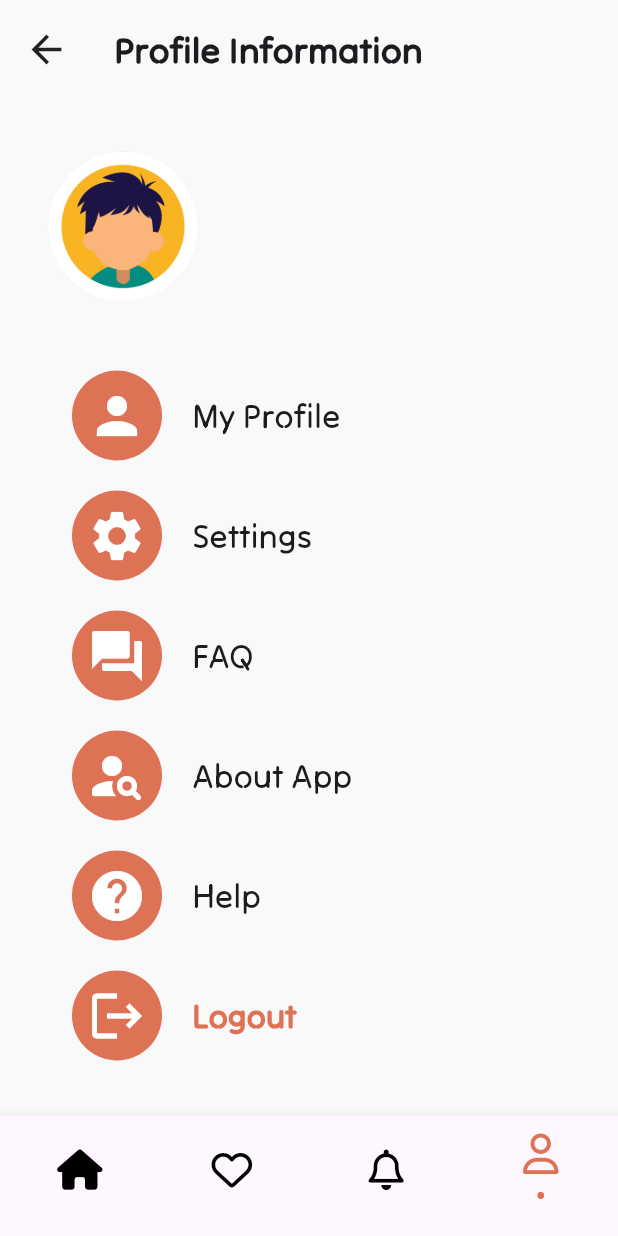
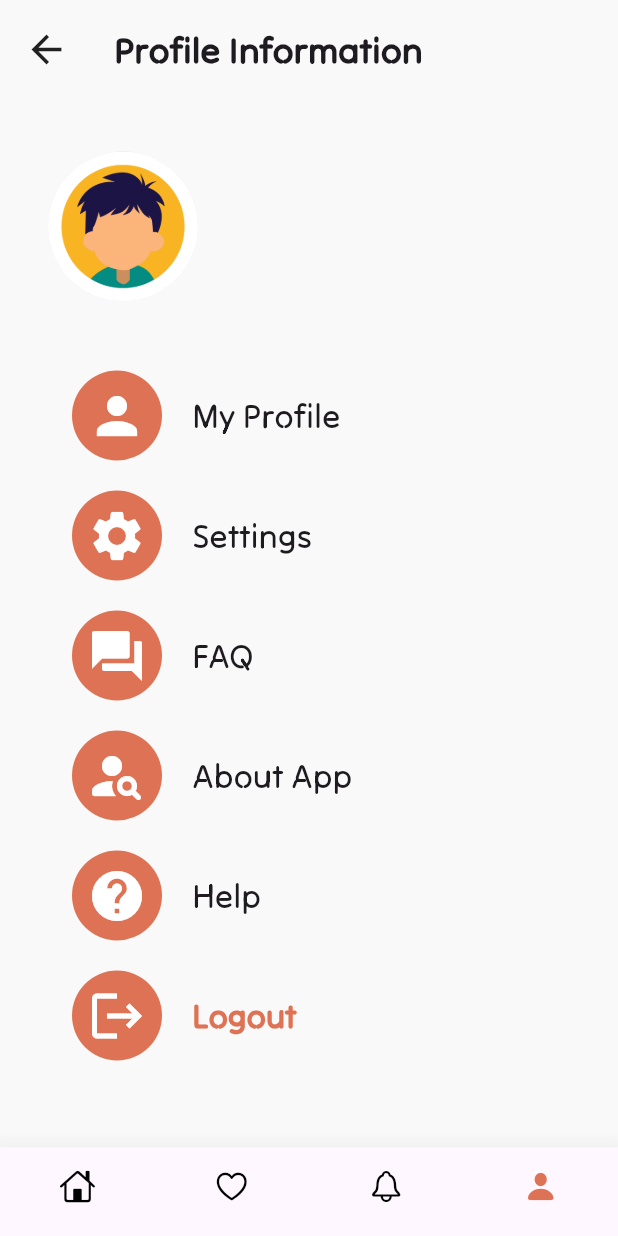
Before and after one commit to shivadey108P/vagabond_vision, a Flutter app: the BottomNavigation screen opened by its route, item 4 of the bottom bar chosen, on a phone screen of 412 x 824 dp. Run offline on Flutter 3.47's test engine with Material 3 defaults, Android fonts, the light colour scheme and no system bars; drawn by our look-alikes of modal_progress_hud_nsn; our stand-ins replace animated_text_kit, cloud_firestore, fan_carousel_image_slider, firebase_auth, firebase_core, flutter_spinkit and 4 more; accounts and stored records are empty; network calls fail.

Commit message:
bottom_navigation_screen.dart, issues fixed

```diff
--- a/lib/screens/bottom_navigation_screen.dart
+++ b/lib/screens/bottom_navigation_screen.dart
@@ -1,5 +1,5 @@
+import 'package:flutter/cupertino.dart';
 import 'package:flutter/material.dart';
-import 'package:font_awesome_flutter/font_awesome_flutter.dart';
 
 import '/utilities/constants.dart';
 import 'favourite_screen.dart';
@@ -24,15 +24,14 @@ class _BottomNavigationState extends State<BottomNavigation> {
     UserScreen(),
   ];
 
-  BottomNavigationBarItem _createNavigationBarItem(IconData icon, int index) {
+  BottomNavigationBarItem _createNavigationBarItem(
+      IconData icon, IconData icon2, int index) {
     return BottomNavigationBarItem(
+      label: '',
       icon: Icon(
-        icon,
-        color: currentIndex == index
-            ? kDeepOrangeAccent
-            : Colors.black, // Change color based on selection
+        currentIndex == index ? icon2 : icon,
+        color: currentIndex == index ? kDeepOrangeAccent : Colors.black, //
       ),
-      label: currentIndex == index ? '•' : '', // Dot as label for selected
     );
   }
 
@@ -40,28 +39,35 @@ class _BottomNavigationState extends State<BottomNavigation> {
   Widget build(BuildContext context) {
     return Scaffold(
       bottomNavigationBar: Container(
-        height: 80, // Increased height for the bottom navigation bar
-        color: const Color(0xfffaf9f9),
+        color: Colors.white,
         clipBehavior: Clip.none, // Background color
         child: BottomNavigationBar(
+          elevation: 15,
+          enableFeedback: false,
           currentIndex: currentIndex, // Current selected index
-          type: BottomNavigationBarType.fixed, // Avoid animations
+
           showUnselectedLabels: false, // No labels for unselected icons
-          showSelectedLabels: true, // Ensure selected label is visible
-          selectedFontSize: 22, // Consistent font size
-          unselectedFontSize: 0, // Consistent font size
-          iconSize: 27, // Consistent icon size to prevent shifting
-          selectedItemColor: kDeepOrangeAccent, // Highlight selected item
+          showSelectedLabels: false, // Ensure selected label is visible
+          iconSize: 24, // Consistent icon size to prevent shifting
+          selectedItemColor: kDeepOrangeAccent,
+          type: BottomNavigationBarType.fixed,
+          selectedIconTheme: const IconThemeData(size: 24),
+          unselectedIconTheme: const IconThemeData(size: 24),
+
           onTap: (index) {
             setState(() {
               currentIndex = index; // Update the selected index
             });
           },
           items: [
-            _createNavigationBarItem(FontAwesomeIcons.house, 0), // Home icon
-            _createNavigationBarItem(FontAwesomeIcons.heart, 1),
-            _createNavigationBarItem(FontAwesomeIcons.bell, 2),
-            _createNavigationBarItem(FontAwesomeIcons.user, 3),
+            _createNavigationBarItem(CupertinoIcons.house,
+                CupertinoIcons.house_fill, 0), // Home icon
+            _createNavigationBarItem(
+                CupertinoIcons.heart, CupertinoIcons.heart_solid, 1),
+            _createNavigationBarItem(
+                CupertinoIcons.bell, CupertinoIcons.bell_fill, 2),
+            _createNavigationBarItem(
+                CupertinoIcons.person, CupertinoIcons.person_fill, 3),
           ],
         ),
       ),
--- a/lib/screens/home_screen.dart
+++ b/lib/screens/home_screen.dart
@@ -100,7 +100,7 @@ class _HomeScreenState extends State<HomeScreen> {
                 Icon(
                   Icons.location_on,
                   color: kDeepOrangeAccent,
-                  size: 25,
+                  size: 15,
                 ),
                 SizedBox(width: 5),
                 Text(
@@ -109,7 +109,7 @@ class _HomeScreenState extends State<HomeScreen> {
                 ),
               ],
             ),
-            const SizedBox(height: 30),
+            const SizedBox(height: 15),
             TextField(
               decoration: InputDecoration(
                 filled: true,
@@ -122,9 +122,10 @@ class _HomeScreenState extends State<HomeScreen> {
                 prefixIcon: const Icon(
                   Icons.search,
                   color: kDeepOrangeAccent,
+                  size: 24,
                 ),
                 suffixIcon: Padding(
-                  padding: const EdgeInsets.only(right: 8.0),
+                  padding: const EdgeInsets.only(right: 5.0),
                   child: Container(
                     decoration: const BoxDecoration(
                       shape: BoxShape.circle,
@@ -132,19 +133,19 @@ class _HomeScreenState extends State<HomeScreen> {
                     ),
                     child: const Icon(
                       Icons.filter_alt_outlined,
-                      size: 25,
+                      size: 24,
                       color: Colors.white,
                     ),
                   ),
                 ),
               ),
             ),
-            const SizedBox(height: 20),
+            const SizedBox(height: 15),
             const Text(
               'Discover Places',
               style: kHeading,
             ),
-            const SizedBox(height: 20),
+            const SizedBox(height: 15),
             SizedBox(
               height: 50,
               child: ListView.builder(
--- a/lib/utilities/constants.dart
+++ b/lib/utilities/constants.dart
@@ -65,7 +65,7 @@ const kNormal = TextStyle(
 
 const kLocationText = TextStyle(
     fontFamily: 'TiltNeon',
-    fontSize: 18.0,
+    fontSize: 15.0,
     fontWeight: FontWeight.w500,
     color: kDeepOrangeAccent);
 
```
